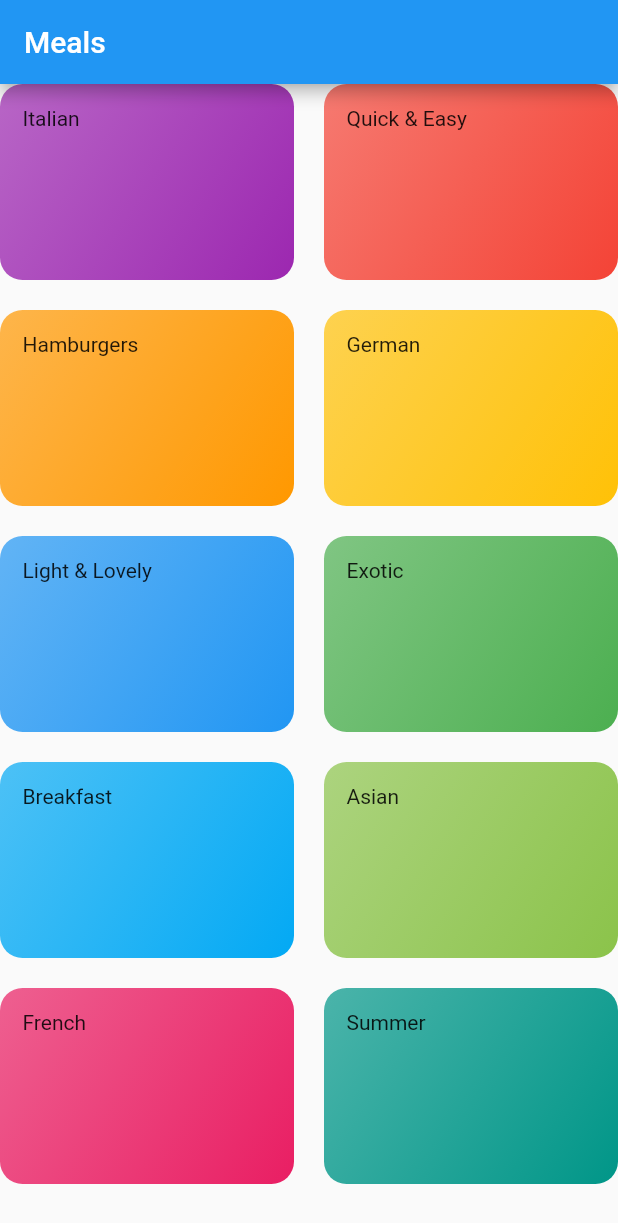
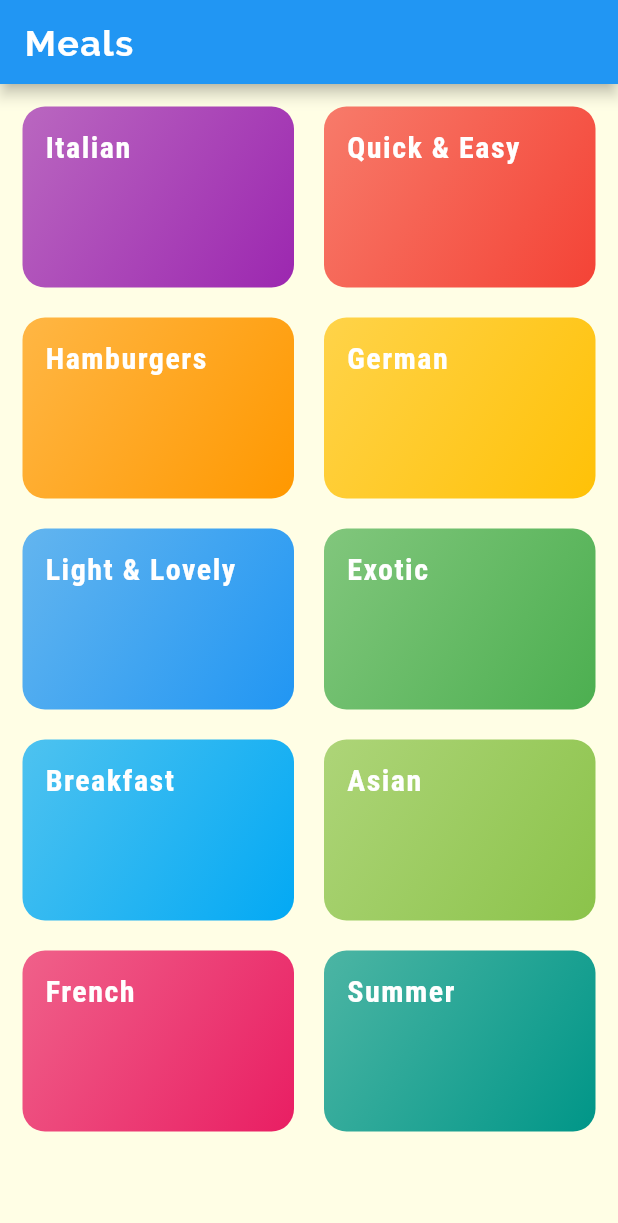
Before and after one commit to zerosand1s/meals, a Flutter app: the screen it shows after launch, on a phone screen of 412 x 824 dp. Shown: the top 1223 px of the screen. Run offline on Flutter 3.47's test engine with Material 2 defaults, Android fonts, the phone set to English and light mode, and no system bars.

Commit message:
add fonts, add custom theme

```diff
--- a/lib/main.dart
+++ b/lib/main.dart
@@ -13,6 +13,24 @@ class MyApp extends StatelessWidget {
       title: 'Flutter Demo',
       theme: ThemeData(
         primarySwatch: Colors.blue,
+        accentColor: Colors.amber,
+        canvasColor: Color.fromRGBO(255, 254, 229, 1),
+        fontFamily: 'Raleway',
+        textTheme: ThemeData.light().textTheme.copyWith(
+              bodyText1: TextStyle(
+                color: Color.fromRGBO(20, 51, 51, 1),
+              ),
+              bodyText2: TextStyle(
+                color: Color.fromRGBO(20, 51, 51, 1),
+              ),
+              headline6: TextStyle(
+                fontSize: 20,
+                letterSpacing: 1,
+                color: Colors.white,
+                fontWeight: FontWeight.bold,
+                fontFamily: 'RobotoCondensed',
+              ),
+            ),
         visualDensity: VisualDensity.adaptivePlatformDensity,
       ),
       home: CategoriesScreen(),
--- a/lib/screens/categories_screen.dart
+++ b/lib/screens/categories_screen.dart
@@ -9,9 +9,17 @@ class CategoriesScreen extends StatelessWidget {
   Widget build(BuildContext context) {
     return Scaffold(
       appBar: AppBar(
-        title: const Text('Meals'),
+        title: const Text(
+          'Meals',
+          style: TextStyle(
+            fontSize: 24,
+            letterSpacing: 1,
+            fontWeight: FontWeight.bold,
+          ),
+        ),
       ),
       body: GridView(
+        padding: const EdgeInsets.all(15),
         gridDelegate: SliverGridDelegateWithMaxCrossAxisExtent(
           maxCrossAxisExtent: 200,
           childAspectRatio: 3 / 2,
--- a/lib/widgets/category_item.dart
+++ b/lib/widgets/category_item.dart
@@ -21,7 +21,10 @@ class CategoryItem extends StatelessWidget {
         ),
         borderRadius: BorderRadius.circular(15),
       ),
-      child: Text(title),
+      child: Text(
+        title,
+        style: Theme.of(context).textTheme.headline6,
+      ),
     );
   }
 }
```
Also changed, not shown: pubspec.yaml (+18 -14 lines), assets/fonts/Raleway-Black.ttf (added), assets/fonts/Raleway-Bold.ttf (added), assets/fonts/Raleway-Regular.ttf (added), assets/fonts/RobotoCondensed-Bold.ttf (added), assets/fonts/RobotoCondensed-Italic.ttf (added), assets/fonts/RobotoCondensed-Light.ttf (added), assets/fonts/RobotoCondensed-Regular.ttf (added).
